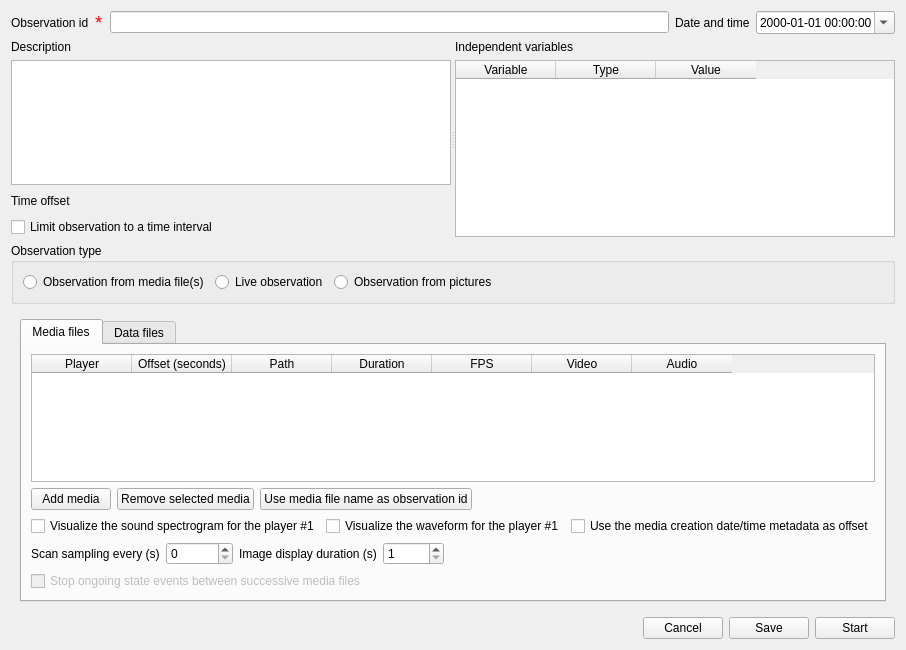
Qt form boris/observation.ui (olivierfriard/BORIS) before a commit.
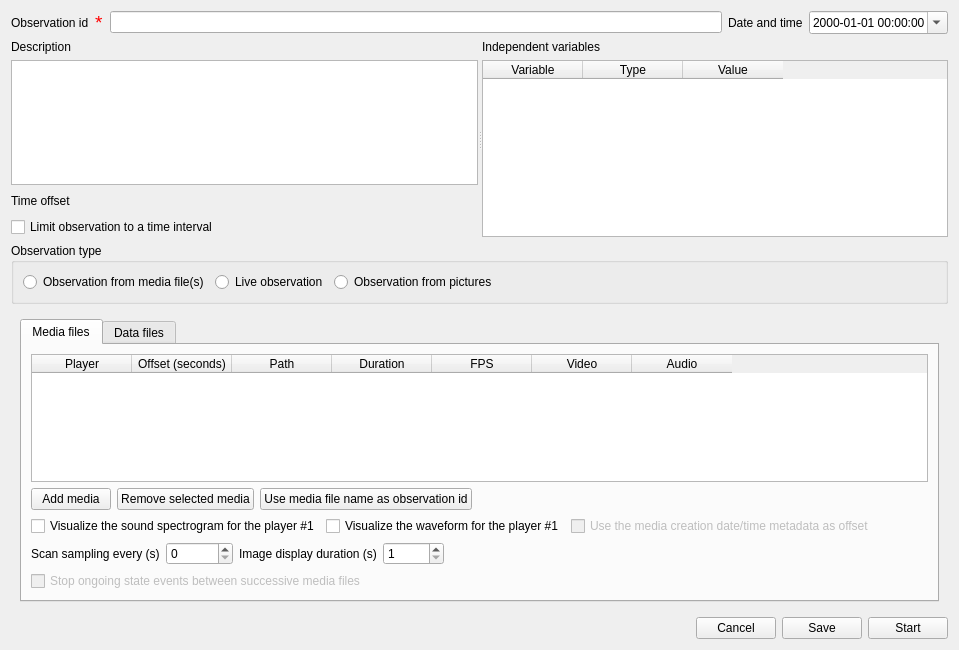
The same form after that commit.

The edit to the form file:
```diff
--- a/boris/observation.ui
+++ b/boris/observation.ui
@@ -6,7 +6,7 @@
    <rect>
     <x>0</x>
     <y>0</y>
-    <width>800</width>
+    <width>959</width>
     <height>650</height>
    </rect>
   </property>
@@ -349,6 +349,9 @@
              </item>
              <item>
               <widget class="QCheckBox" name="cb_media_creation_date_as_offset">
+               <property name="enabled">
+                <bool>false</bool>
+               </property>
                <property name="text">
                 <string>Use the media creation date/time metadata as offset</string>
                </property>
```
